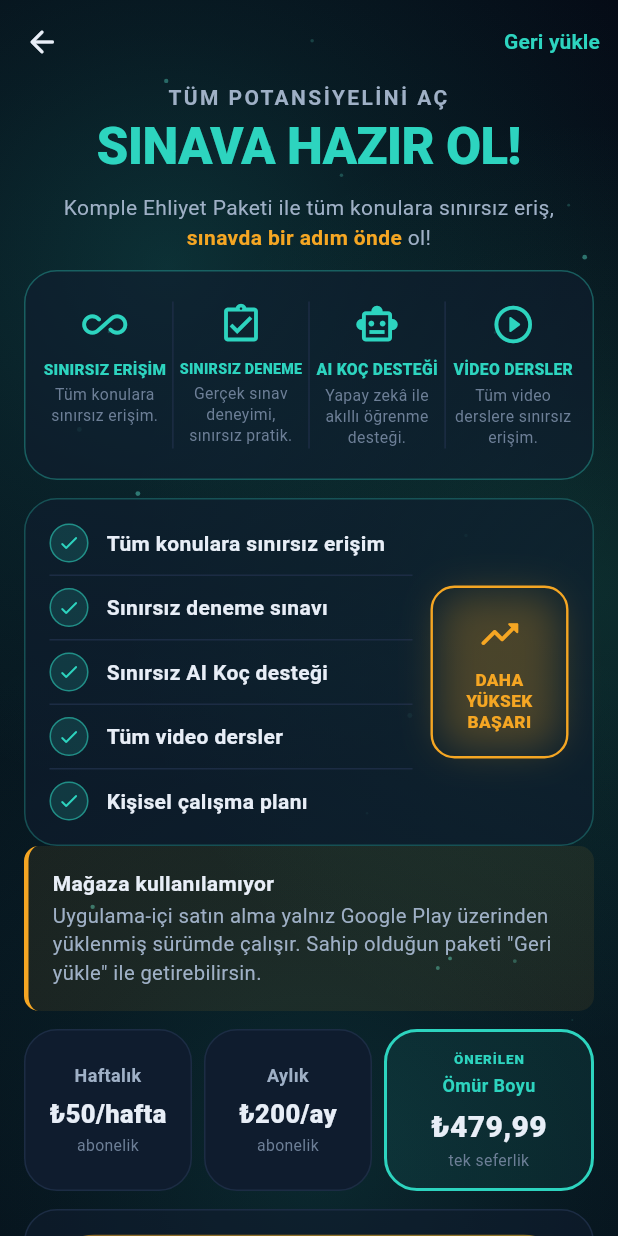
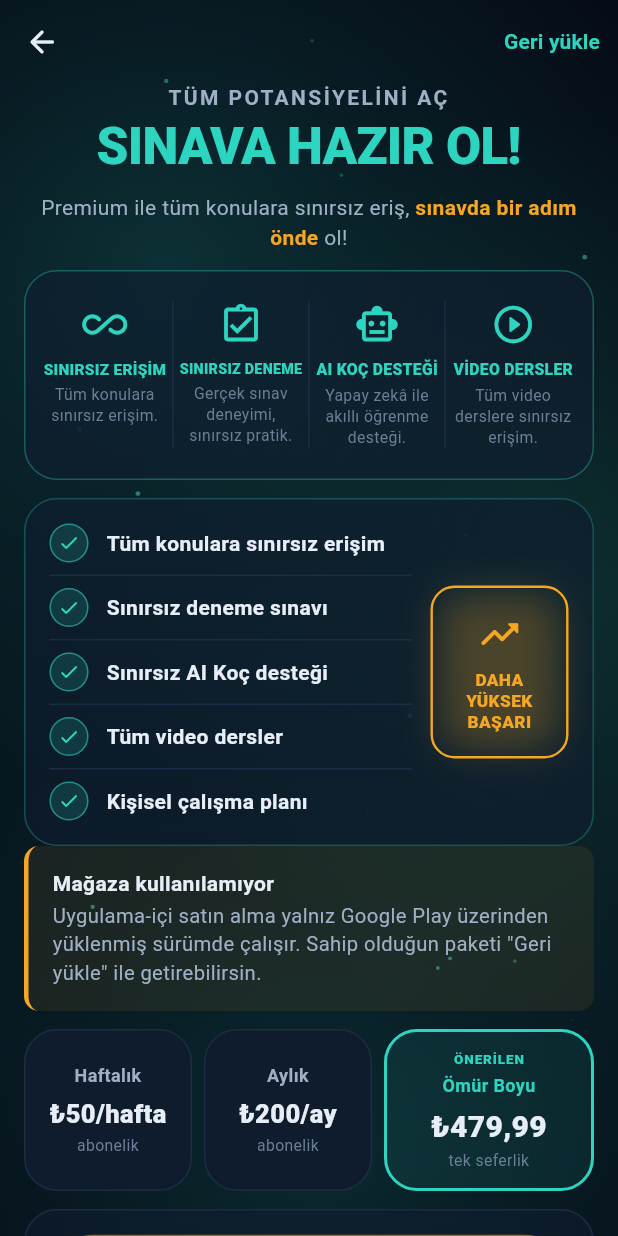
Before and after one commit to emredogan-cloud/ehliyet-akademi, a Flutter app: the PaywallScreen screen opened by its route, on a phone screen of 412 x 824 dp. Run offline on Flutter 3.47's test engine with Material 3 defaults, Android fonts, the phone set to English and light mode, and no system bars; our stand-ins replace dio, drift, drift_flutter, flutter_local_notifications, flutter_riverpod, flutter_secure_storage and 12 more; missing offline and left inert: purchases_flutter; accounts and stored records are empty; generated files the repository leaves out were written again; network calls fail.

Commit message:
docs: ürün evrimi uygulama raporu; ödeme duvarında eski ürün adı düzeltildi
Cihazda görüldü: ödeme duvarının başlığı hâlâ tek ürünlü dönemin adını
taşıyordu ("Komple Ehliyet Paketi ile…"). Katalog üç pakete çıktığı için bu,
haftalık paketi seçen kullanıcıya başka bir ürünün adını okutmak oluyordu.

Rapor, yapılmayan üç fazı (7, 8, 9) ve tercih edilen cihazın neden
kullanılmadığını açıkça yazıyor: Redmi Note 11R'de Play'den yüklenmiş kapalı
beta vardı; üzerine yerel imzalı derleme kurmak Play sürümünü silmeyi
gerektiriyordu ve bu istenmemişti.

Co-Authored-By: Claude Opus 5 (1M context) <noreply@anthropic.com>

```diff
--- a/apps/mobile/lib/features/learn/videos_screen.dart
+++ b/apps/mobile/lib/features/learn/videos_screen.dart
@@ -21,7 +21,7 @@ String absoluteMediaUrl(String path) {
 }
 
 /// Videolar — oynatılabilir (available) ve yakında (planned) ayrımıyla dürüst liste. İlk video
-/// ücretsiz önizleme; diğer videolar premium (Komple Ehliyet Paketi ile açılır).
+/// ücretsiz önizleme; diğer videolar premium (premium ile açılır).
 class VideosScreen extends ConsumerWidget {
   const VideosScreen({super.key});
 
--- a/apps/mobile/lib/features/premium/paywall_screen.dart
+++ b/apps/mobile/lib/features/premium/paywall_screen.dart
@@ -563,7 +563,10 @@ class _PaywallHeadline extends StatelessWidget {
           TextSpan(
             style: TextStyle(color: p.text2, fontSize: 14, height: 1.45),
             children: [
-              const TextSpan(text: 'Komple Ehliyet Paketi ile tüm konulara sınırsız eriş, '),
+              // Ürün adı YAZILMAZ: katalog artık üç paket taşıyor ve hangisinin seçili olduğu
+              // aşağıdaki kartlarda görünüyor. Tek ürünün adını başlıkta bırakmak, haftalık
+              // paketi seçen kullanıcıya başka bir ürünün adını okutmak olurdu.
+              const TextSpan(text: 'Premium ile tüm konulara sınırsız eriş, '),
               TextSpan(
                 text: 'sınavda bir adım önde',
                 style: TextStyle(color: p.accent, fontWeight: FontWeight.w700),
```
Also changed, not shown: 1 other file.
